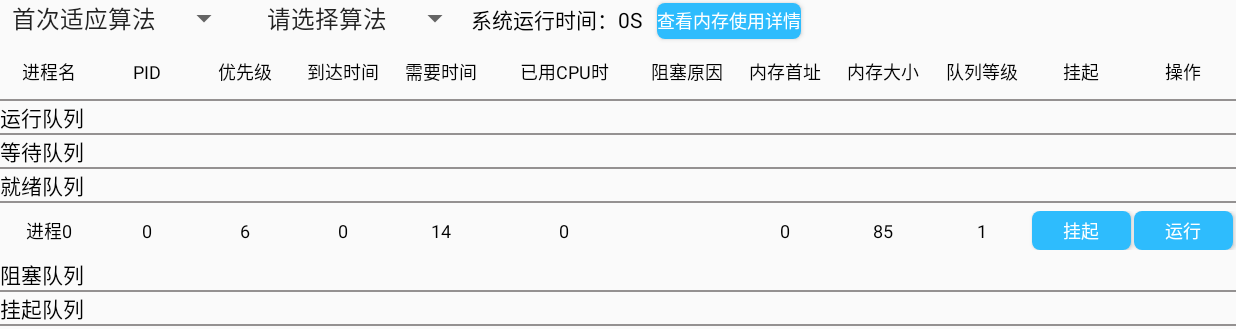
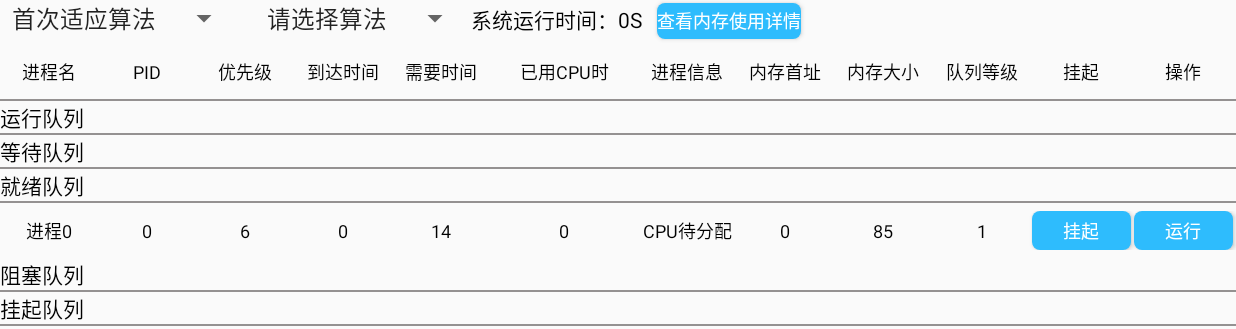
Before and after one commit to ajiehome/android-dispatch, an Android app: the screen it shows after launch (MainActivity), after a tap on "增加一个进程", on a phone screen of 824 x 412 dp (held sideways). Shown: the top 329 px of the screen. Run offline under Robolectric (Android 15) with nearby library versions, the phone set to English and light mode, and no system bars.

```diff
--- a/app/build.gradle
+++ b/app/build.gradle
@@ -7,8 +7,8 @@ android {
         applicationId "cn.ajiehome.dispatch"
         minSdkVersion 15
         targetSdkVersion 30
-        versionCode 1
-        versionName "1.0"
+        versionCode 2
+        versionName "2.7"
         testInstrumentationRunner "androidx.test.runner.AndroidJUnitRunner"
     }
     buildTypes {
--- a/app/src/main/java/cn/ajiehome/dispatch/MainActivity.java
+++ b/app/src/main/java/cn/ajiehome/dispatch/MainActivity.java
@@ -177,7 +177,7 @@ public class MainActivity extends AppCompatActivity {
         ok.setOnClickListener(new View.OnClickListener() {
             @Override
             public void onClick(View v) {
-                int processCount = Integer.parseInt(edit.getText().toString());
+                int processCount = Integer.parseInt("".equals(edit.getText().toString())?"0":edit.getText().toString());
                 if (processCount>20){
                     Toast.makeText(MainActivity.this,"请输入20以内的数",Toast.LENGTH_SHORT).show();
                 }else {
@@ -210,7 +210,7 @@ public class MainActivity extends AppCompatActivity {
         readyQueueAdapter = new ReadyQueueAdapter(MainActivity.this, new HangUpdateUI() {
             @Override
             public void updateUI(Integer index) {
-                dispatch.HangProcess(1,index);
+                dispatch.HangProcess(0,index);
                 updateUIAll();
             }
         }, new RunUpdateUI() {
@@ -225,7 +225,7 @@ public class MainActivity extends AppCompatActivity {
         runQueueAdapter = new RunQueueAdapter(MainActivity.this, new HangUpdateUI() {
             @Override
             public void updateUI(Integer index) {
-                dispatch.HangProcess(0,index);
+                dispatch.HangProcess(1,index);
                 updateUIAll();
             }
         }, new BlockUpdateUI() {
--- a/app/src/main/java/cn/ajiehome/dispatch/adapters/BlockQueueAdapter.java
+++ b/app/src/main/java/cn/ajiehome/dispatch/adapters/BlockQueueAdapter.java
@@ -42,7 +42,9 @@ public class BlockQueueAdapter extends BaseAdapter {
 
     @Override
     public View getView(int position, View convertView, ViewGroup parent) {
-        View view = BaseUiUtils.initItemEntity(convertView, context, parent, getItem(position));
+        PCB item = getItem(position);
+        item.setCauseBlock("阻塞中");
+        View view = BaseUiUtils.initItemEntity(convertView, context, parent, item);
         ItemViewAll itemViewAll = (ItemViewAll) view.getTag();
         itemViewAll.getHangButton().setOnClickListener(new View.OnClickListener() {
             @Override
--- a/app/src/main/java/cn/ajiehome/dispatch/adapters/FinishQueueAdapter.java
+++ b/app/src/main/java/cn/ajiehome/dispatch/adapters/FinishQueueAdapter.java
@@ -36,7 +36,9 @@ public class FinishQueueAdapter extends BaseAdapter {
 
     @Override
     public View getView(int position, View convertView, ViewGroup parent) {
-        View view = BaseUiUtils.initItemEntity(convertView, context, parent, getItem(position));
+        PCB item = getItem(position);
+        item.setCauseBlock("已运行结束");
+        View view = BaseUiUtils.initItemEntity(convertView, context, parent, item);
         ItemViewAll itemViewAll = (ItemViewAll) view.getTag();
         itemViewAll.getHangButton().setVisibility(View.INVISIBLE);
         itemViewAll.getOperatingButton().setVisibility(View.INVISIBLE);
--- a/app/src/main/java/cn/ajiehome/dispatch/adapters/ReadyQueueAdapter.java
+++ b/app/src/main/java/cn/ajiehome/dispatch/adapters/ReadyQueueAdapter.java
@@ -42,7 +42,9 @@ public class ReadyQueueAdapter extends BaseAdapter {
 
     @Override
     public View getView(int position, View convertView, ViewGroup parent) {
-        View view = BaseUiUtils.initItemEntity(convertView, context, parent, getItem(position));
+        PCB item = getItem(position);
+        item.setCauseBlock("CPU待分配");
+        View view = BaseUiUtils.initItemEntity(convertView, context, parent, item);
         ItemViewAll itemViewAll = (ItemViewAll)view.getTag();
         itemViewAll.getHangButton().setOnClickListener(new View.OnClickListener() {
             @Override
--- a/app/src/main/java/cn/ajiehome/dispatch/adapters/RunQueueAdapter.java
+++ b/app/src/main/java/cn/ajiehome/dispatch/adapters/RunQueueAdapter.java
@@ -41,7 +41,9 @@ public class RunQueueAdapter extends BaseAdapter {
     }
     @Override
     public View getView(int position, View convertView, ViewGroup parent) {
-        View view = BaseUiUtils.initItemEntity(convertView, context, parent, getItem(position));
+        PCB item = getItem(position);
+        item.setCauseBlock("进程运行中");
+        View view = BaseUiUtils.initItemEntity(convertView, context, parent, item);
         ItemViewAll itemViewAll = (ItemViewAll) view.getTag();
         itemViewAll.getHangButton().setOnClickListener(new View.OnClickListener() {
             @Override
--- a/app/src/main/res/layout/activity_main.xml
+++ b/app/src/main/res/layout/activity_main.xml
@@ -127,7 +127,7 @@
 					android:layout_weight="2"
 					android:layout_height="wrap_content"
 					android:textColor="@color/black"
-					android:text="阻塞原因"
+					android:text="进程信息"
 					tools:ignore="HardcodedText,SpUsage"
 					android:textSize="@dimen/itemTextSize"
 					android:gravity="center">
--- a/app/src/main/res/values/strings.xml
+++ b/app/src/main/res/values/strings.xml
@@ -13,9 +13,9 @@
         <item>请选择算法</item>
         <item>先来先服务</item>
         <item>时间片轮转</item>
-        <item>高响  应比</item>
+        <item>高响\u3000应比</item>
         <item>进程优先级</item>
-        <item>多级  调度</item>
+        <item>多级\u3000调度</item>
     </string-array>
     <string-array name="MEMORY_list">
         <item>首次适应算法</item>
```
Also changed, not shown: app/src/main/java/cn/ajiehome/dispatch/adapters/CreateQueueAdapter.java (+8 -1 lines), app/src/main/java/cn/ajiehome/dispatch/adapters/HangQueueAdapter.java (+13 -1 lines), app/src/main/java/cn/ajiehome/dispatch/utils/QueueUtils.java (+5 -5 lines), 2 other files.
